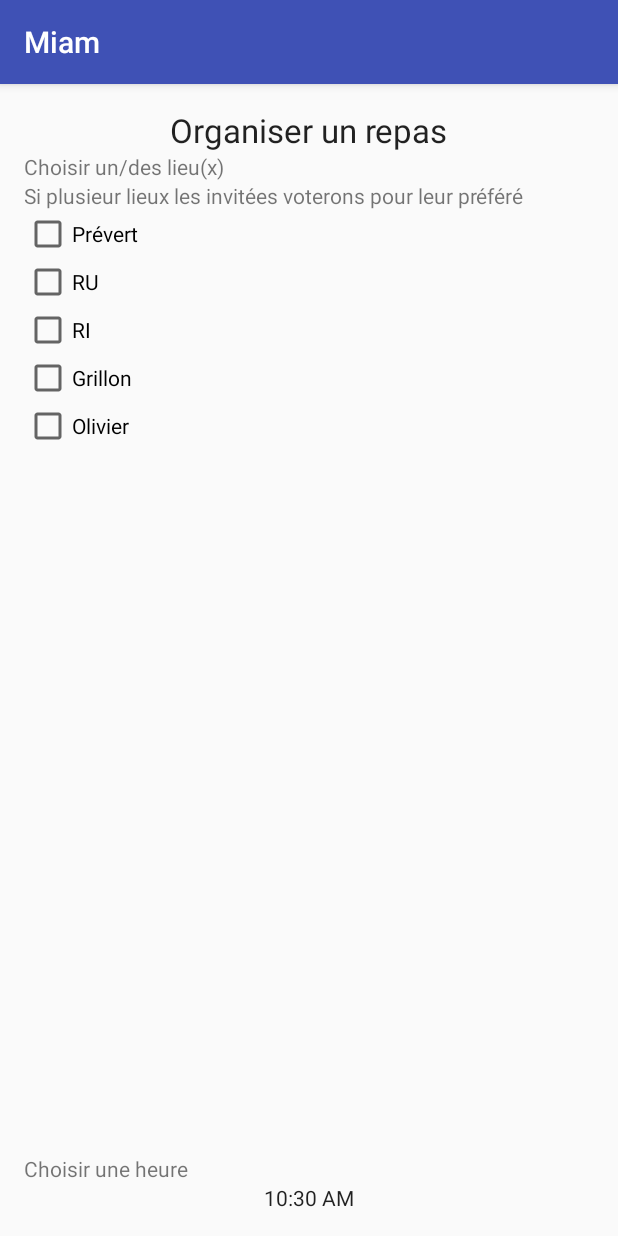
After one commit to if-h4102/IHM, an Android app: the Organisation screen opened directly, with no data from a screen before it, on a phone screen of 412 x 824 dp. The commit adds this screen. Run offline under Robolectric (Android 15) with nearby library versions, the phone set to English and light mode, and no system bars.

Commit message:
end of first session

```diff
--- a/app/build.gradle
+++ b/app/build.gradle
@@ -23,4 +23,6 @@ dependencies {
     compile fileTree(dir: 'libs', include: ['*.jar'])
     testCompile 'junit:junit:4.12'
     compile 'com.android.support:appcompat-v7:25.1.0'
+    compile 'com.google.android.gms:play-services:10.0.1'
+    compile 'com.android.support:design:25.1.0'
 }
--- /dev/null
+++ b/app/src/main/java/com/h4102/tp/miam/Organisation.java
@@ -0,0 +1,13 @@
+package com.h4102.tp.miam;
+
+import android.support.v7.app.AppCompatActivity;
+import android.os.Bundle;
+
+public class Organisation extends AppCompatActivity {
+
+    @Override
+    protected void onCreate(Bundle savedInstanceState) {
+        super.onCreate(savedInstanceState);
+        setContentView(R.layout.activity_organisation);
+    }
+}
--- /dev/null
+++ b/app/src/main/res/layout/activity_organisation.xml
@@ -0,0 +1,103 @@
+<?xml version="1.0" encoding="utf-8"?>
+<RelativeLayout xmlns:android="http://schemas.android.com/apk/res/android"
+    xmlns:tools="http://schemas.android.com/tools"
+    android:layout_width="match_parent"
+    android:layout_height="match_parent"
+    android:paddingBottom="@dimen/activity_vertical_margin"
+    android:paddingLeft="@dimen/activity_horizontal_margin"
+    android:paddingRight="@dimen/activity_horizontal_margin"
+    android:paddingTop="@dimen/activity_vertical_margin"
+    tools:context="com.h4102.tp.miam.Organisation">
+
+    <LinearLayout
+        android:orientation="vertical"
+        android:layout_width="match_parent"
+        android:layout_height="match_parent"
+        android:layout_alignParentTop="true"
+        android:layout_alignParentLeft="true"
+        android:layout_alignParentStart="true">
+
+        <TextView
+            android:layout_width="wrap_content"
+            android:layout_height="wrap_content"
+            android:textAppearance="?android:attr/textAppearanceLarge"
+            android:text="Organiser un repas"
+            android:id="@+id/textView2"
+            android:layout_gravity="center_horizontal" />
+
+        <TextView
+            android:layout_width="wrap_content"
+            android:layout_height="wrap_content"
+            android:textAppearance="?android:attr/textAppearanceSmall"
+            android:text="Choisir un/des lieu(x)"
+            android:id="@+id/textView3" />
+
+        <TextView
+            android:layout_width="wrap_content"
+            android:layout_height="wrap_content"
+            android:textAppearance="?android:attr/textAppearanceSmall"
+            android:text="Si plusieur lieux les invitées voterons pour leur préféré"
+            android:id="@+id/textView4" />
+
+        <ScrollView
+            android:layout_width="match_parent"
+            android:layout_height="0dp"
+            android:id="@+id/scrollView"
+            android:layout_gravity="center_horizontal"
+            android:layout_weight="1">
+
+            <LinearLayout
+                android:orientation="vertical"
+                android:layout_width="match_parent"
+                android:layout_height="match_parent"
+                android:layout_alignParentTop="true"
+                android:layout_alignParentLeft="true"
+                android:layout_alignParentStart="true">
+
+                <CheckBox
+                    android:layout_width="wrap_content"
+                    android:layout_height="wrap_content"
+                    android:text="Prévert"
+                    android:id="@+id/checkBoxPrevert" />
+                <CheckBox
+                    android:layout_width="wrap_content"
+                    android:layout_height="wrap_content"
+                    android:text="RU"
+                    android:id="@+id/checkBoxRU" />
+                <CheckBox
+                    android:layout_width="wrap_content"
+                    android:layout_height="wrap_content"
+                    android:text="RI"
+                    android:id="@+id/checkBoxBeurk" />
+                <CheckBox
+                    android:layout_width="wrap_content"
+                    android:layout_height="wrap_content"
+                    android:text="Grillon"
+                    android:id="@+id/checkBoxGrillon" />
+                <CheckBox
+                    android:layout_width="wrap_content"
+                    android:layout_height="wrap_content"
+                    android:text="Olivier"
+                    android:id="@+id/checkBoxOlivier" />
+
+            </LinearLayout>
+
+        </ScrollView>
+
+        <TextView
+            android:layout_width="wrap_content"
+            android:layout_height="wrap_content"
+            android:textAppearance="?android:attr/textAppearanceSmall"
+            android:text="Choisir une heure"
+            android:id="@+id/textView5" />
+
+        <TextClock
+            android:layout_width="wrap_content"
+            android:layout_height="wrap_content"
+            android:id="@+id/textClock"
+            android:layout_gravity="center_horizontal"
+            android:editable="true"
+            android:enabled="true" />
+
+    </LinearLayout>
+</RelativeLayout>
--- a/app/src/main/res/values/dimens.xml
+++ b/app/src/main/res/values/dimens.xml
@@ -2,4 +2,6 @@
     <!-- Default screen margins, per the Android Design guidelines. -->
     <dimen name="activity_horizontal_margin">16dp</dimen>
     <dimen name="activity_vertical_margin">16dp</dimen>
+    <dimen name="fab_margin">16dp</dimen>
+    <dimen name="appbar_padding_top">8dp</dimen>
 </resources>
--- a/app/src/main/res/values/strings.xml
+++ b/app/src/main/res/values/strings.xml
@@ -1,3 +1,7 @@
 <resources>
     <string name="app_name">Miam</string>
+    <string name="title_activity_map_restaurant">Map</string>
+    <string name="title_activity_organisation">OrganisationActivity</string>
+    <string name="action_settings">Settings</string>
+    <string name="section_format">Hello World from section: %1$d</string>
 </resources>
```
Also changed, not shown: app/src/debug/res/values/google_maps_api.xml (added, +21 -0 lines), app/src/main/AndroidManifest.xml (+22 -1 lines), app/src/main/java/com/h4102/tp/miam/MapRestaurant.java (added, +13 -0 lines), app/src/main/res/layout/activity_map_restaurant_bis.xml (added, +36 -0 lines), app/src/main/res/menu/menu_organisation.xml (added, +10 -0 lines), app/src/main/res/values-v21/styles.xml (added, +9 -0 lines), app/src/main/res/values/styles.xml (+9 -0 lines), 1 other file.
